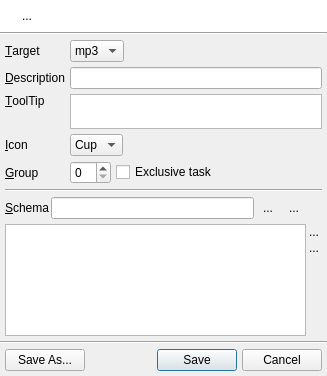
This is uman/src/QUTaskDialog.ui in UltraStar-Deluxe/UltraStar-Manager as Qt 5 draws it before an edit. The edited form follows.
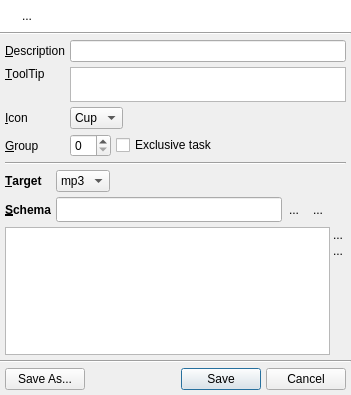
This is the edited form. Icons and pictures are not drawn. Custom widgets are drawn as their Qt base class.

```diff
--- a/uman/src/QUTaskDialog.ui
+++ b/uman/src/QUTaskDialog.ui
@@ -5,8 +5,8 @@
    <rect>
     <x>0</x>
     <y>0</y>
-    <width>327</width>
-    <height>376</height>
+    <width>351</width>
+    <height>395</height>
    </rect>
   </property>
   <property name="windowTitle" >
@@ -16,7 +16,7 @@
    <iconset resource="images/uman.qrc" >
     <normaloff>:/control/tasks_add.png</normaloff>:/control/tasks_add.png</iconset>
   </property>
-  <layout class="QVBoxLayout" >
+  <layout class="QVBoxLayout" name="verticalLayout_2" >
    <property name="spacing" >
     <number>0</number>
    </property>
@@ -139,7 +139,7 @@
     </widget>
    </item>
    <item>
-    <layout class="QVBoxLayout" >
+    <layout class="QVBoxLayout" name="verticalLayout" >
      <property name="spacing" >
       <number>5</number>
      </property>
@@ -147,50 +147,11 @@
       <number>5</number>
      </property>
      <item>
-      <layout class="QGridLayout" >
+      <layout class="QGridLayout" name="gridLayout_2" >
+       <property name="spacing" >
+        <number>5</number>
+       </property>
        <item row="0" column="0" >
-        <widget class="QLabel" name="label_7" >
-         <property name="text" >
-          <string>&amp;Target</string>
-         </property>
-         <property name="buddy" >
-          <cstring>targetCombo</cstring>
-         </property>
-        </widget>
-       </item>
-       <item row="0" column="1" >
-        <layout class="QHBoxLayout" >
-         <property name="spacing" >
-          <number>0</number>
-         </property>
-         <item>
-          <widget class="QComboBox" name="targetCombo" >
-           <property name="toolTip" >
-            <string>The target specifies the object on which the renaming will be done.</string>
-           </property>
-           <item>
-            <property name="text" >
-             <string>mp3</string>
-            </property>
-           </item>
-          </widget>
-         </item>
-         <item>
-          <spacer>
-           <property name="orientation" >
-            <enum>Qt::Horizontal</enum>
-           </property>
-           <property name="sizeHint" stdset="0" >
-            <size>
-             <width>68</width>
-             <height>17</height>
-            </size>
-           </property>
-          </spacer>
-         </item>
-        </layout>
-       </item>
-       <item row="1" column="0" >
         <widget class="QLabel" name="label_2" >
          <property name="text" >
           <string>&amp;Description</string>
@@ -200,10 +161,23 @@
          </property>
         </widget>
        </item>
-       <item row="1" column="1" >
+       <item row="0" column="1" >
         <widget class="QLineEdit" name="descriptionEdit" />
        </item>
-       <item row="2" column="1" >
+       <item row="1" column="0" >
+        <widget class="QLabel" name="label_3" >
+         <property name="text" >
+          <string>&amp;ToolTip</string>
+         </property>
+         <property name="alignment" >
+          <set>Qt::AlignLeading|Qt::AlignLeft|Qt::AlignTop</set>
+         </property>
+         <property name="buddy" >
+          <cstring>toolTipEdit</cstring>
+         </property>
+        </widget>
+       </item>
+       <item row="1" column="1" >
         <widget class="QTextEdit" name="toolTipEdit" >
          <property name="sizePolicy" >
           <sizepolicy vsizetype="Preferred" hsizetype="Expanding" >
@@ -228,7 +202,7 @@
          </property>
         </widget>
        </item>
-       <item row="3" column="0" >
+       <item row="2" column="0" >
         <widget class="QLabel" name="label_4" >
          <property name="text" >
           <string>&amp;Icon</string>
@@ -238,7 +212,7 @@
          </property>
         </widget>
        </item>
-       <item row="3" column="1" >
+       <item row="2" column="1" >
         <layout class="QHBoxLayout" >
          <property name="spacing" >
           <number>0</number>
@@ -275,7 +249,7 @@
          </item>
         </layout>
        </item>
-       <item row="4" column="0" >
+       <item row="3" column="0" >
         <widget class="QLabel" name="label_5" >
          <property name="text" >
           <string>&amp;Group</string>
@@ -285,7 +259,7 @@
          </property>
         </widget>
        </item>
-       <item row="4" column="1" >
+       <item row="3" column="1" >
         <layout class="QHBoxLayout" >
          <property name="spacing" >
           <number>5</number>
@@ -309,19 +283,6 @@
          </item>
         </layout>
        </item>
-       <item row="2" column="0" >
-        <widget class="QLabel" name="label_3" >
-         <property name="text" >
-          <string>&amp;ToolTip</string>
-         </property>
-         <property name="alignment" >
-          <set>Qt::AlignLeading|Qt::AlignLeft|Qt::AlignTop</set>
-         </property>
-         <property name="buddy" >
-          <cstring>toolTipEdit</cstring>
-         </property>
-        </widget>
-       </item>
       </layout>
      </item>
      <item>
@@ -332,25 +293,99 @@
       </widget>
      </item>
      <item>
+      <layout class="QGridLayout" name="gridLayout" >
+       <property name="spacing" >
+        <number>5</number>
+       </property>
+       <item row="0" column="0" >
+        <widget class="QLabel" name="label_7" >
+         <property name="font" >
+          <font>
+           <pointsize>9</pointsize>
+           <weight>75</weight>
+           <bold>true</bold>
+          </font>
+         </property>
+         <property name="text" >
+          <string>&amp;Target</string>
+         </property>
+         <property name="margin" >
+          <number>5</number>
+         </property>
+         <property name="buddy" >
+          <cstring>targetCombo</cstring>
+         </property>
+        </widget>
+       </item>
+       <item row="0" column="1" >
       <layout class="QHBoxLayout" >
        <property name="spacing" >
-        <number>2</number>
+          <number>0</number>
        </property>
        <item>
+          <widget class="QComboBox" name="targetCombo" >
+           <property name="toolTip" >
+            <string>The target specifies the object on which the renaming will be done.</string>
+           </property>
+           <item>
+            <property name="text" >
+             <string>mp3</string>
+            </property>
+           </item>
+          </widget>
+         </item>
+         <item>
+          <spacer>
+           <property name="orientation" >
+            <enum>Qt::Horizontal</enum>
+           </property>
+           <property name="sizeHint" stdset="0" >
+            <size>
+             <width>68</width>
+             <height>17</height>
+            </size>
+           </property>
+          </spacer>
+         </item>
+        </layout>
+       </item>
+       <item row="1" column="0" >
         <widget class="QLabel" name="label_6" >
+         <property name="font" >
+          <font>
+           <pointsize>9</pointsize>
+           <weight>75</weight>
+           <bold>true</bold>
+          </font>
+         </property>
          <property name="text" >
           <string>&amp;Schema</string>
          </property>
+         <property name="margin" >
+          <number>5</number>
+         </property>
          <property name="buddy" >
           <cstring>schemaEdit</cstring>
          </property>
         </widget>
        </item>
+       <item row="1" column="1" >
+        <layout class="QHBoxLayout" name="horizontalLayout" >
+         <property name="spacing" >
+          <number>0</number>
+         </property>
        <item>
         <widget class="QLineEdit" name="schemaEdit" >
+           <property name="minimumSize" >
+            <size>
+             <width>0</width>
+             <height>25</height>
+            </size>
+           </property>
          <property name="font" >
           <font>
            <family>Lucida Console</family>
+             <pointsize>9</pointsize>
           </font>
          </property>
         </widget>
@@ -398,6 +433,8 @@
           </size>
          </property>
         </spacer>
+         </item>
+        </layout>
        </item>
       </layout>
      </item>
```
Lines whose indentation alone changed are shown as unchanged.
